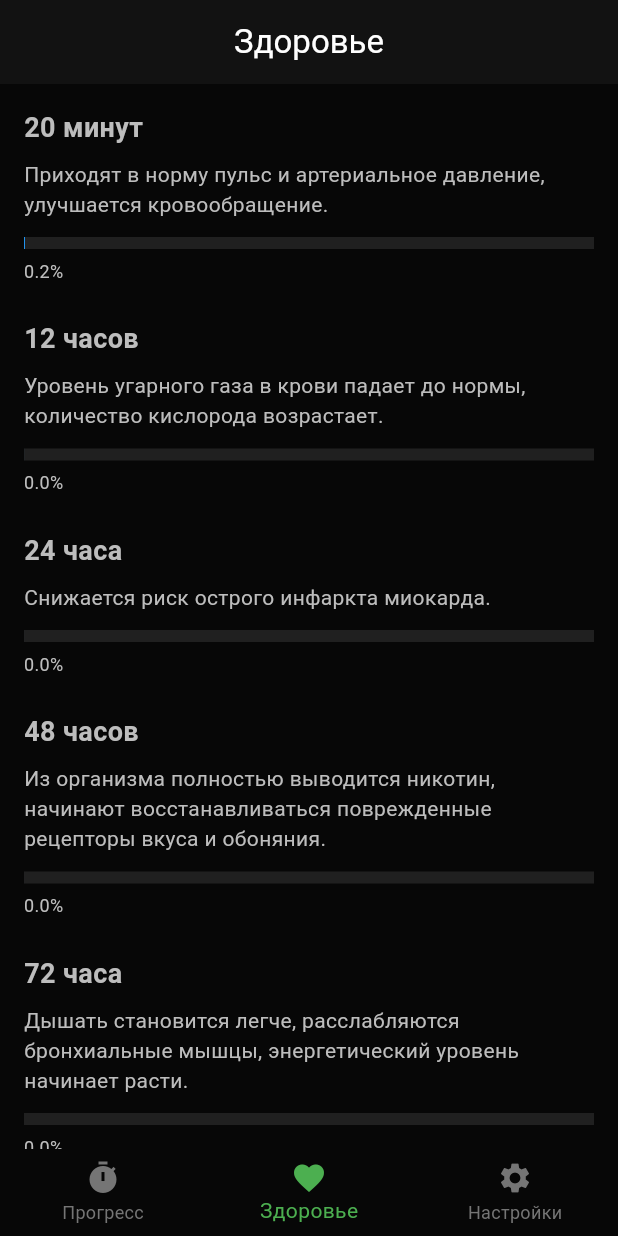
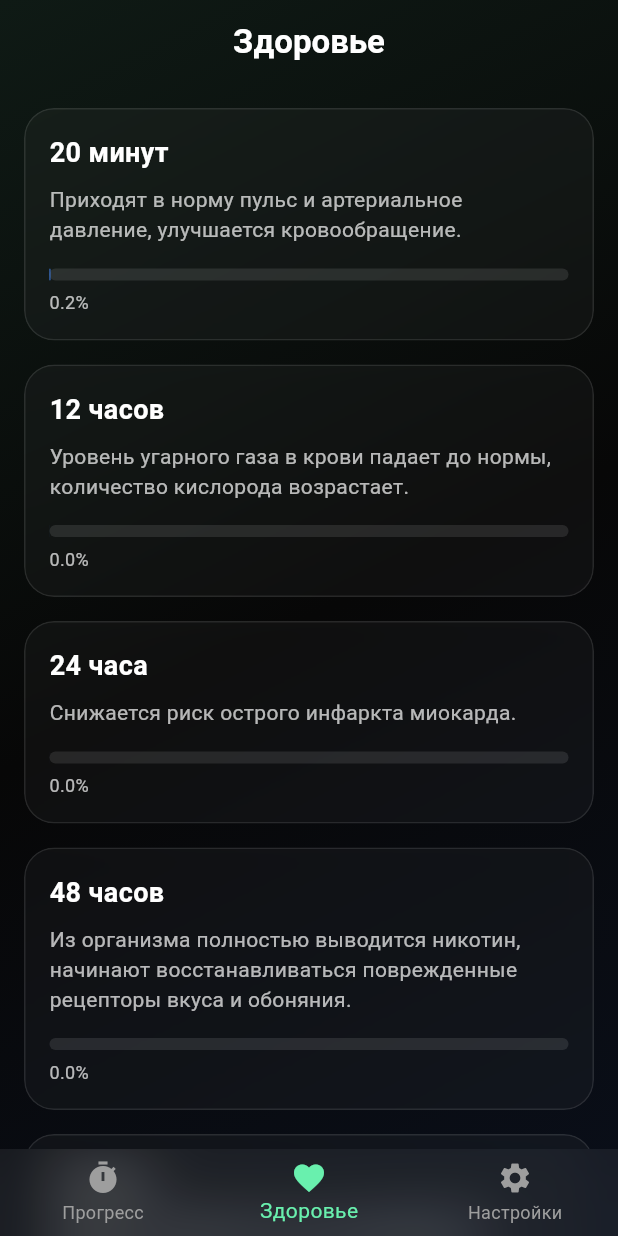
Before and after one commit to baddesigner404-cpu/rauchfrei, a Flutter app: the MainScreen screen opened directly, item 2 of the bottom bar chosen, on a phone screen of 412 x 824 dp. Run offline on Flutter 3.47's test engine with Material 3 defaults, Android fonts, the phone set to English and light mode, and no system bars; our stand-ins replace shared_preferences; accounts and stored records are empty.

Commit message:
Add Glassmorphism (Liquid Glass) UI

```diff
--- a/lib/screens/health_screen.dart
+++ b/lib/screens/health_screen.dart
@@ -2,6 +2,7 @@ import 'package:flutter/material.dart';
 import 'package:provider/provider.dart';
 import '../models/health_milestone.dart';
 import '../providers/user_provider.dart';
+import '../widgets/glass_card.dart';
 
 class HealthScreen extends StatelessWidget {
   const HealthScreen({Key? key}) : super(key: key);
@@ -19,9 +20,12 @@ class HealthScreen extends StatelessWidget {
     final durationPassed = now.difference(userData.quitDate);
 
     return Scaffold(
+      backgroundColor: Colors.transparent, // Фон берется из MainScreen
       appBar: AppBar(
-        title: const Text('Здоровье'),
+        title: const Text('Здоровье', style: TextStyle(fontWeight: FontWeight.w600)),
         centerTitle: true,
+        backgroundColor: Colors.transparent,
+        elevation: 0,
       ),
       body: ListView.builder(
         padding: const EdgeInsets.all(16.0),
@@ -38,7 +42,9 @@ class HealthScreen extends StatelessWidget {
           final bool isAchieved = progress == 1.0;
 
           return Padding(
-            padding: const EdgeInsets.only(bottom: 24.0),
+            padding: const EdgeInsets.only(bottom: 16.0),
+            child: GlassCard(
+              borderColor: isAchieved ? Colors.green.withOpacity(0.3) : Colors.white10,
               child: Column(
                 crossAxisAlignment: CrossAxisAlignment.start,
                 children: [
@@ -51,30 +57,32 @@ class HealthScreen extends StatelessWidget {
                           style: TextStyle(
                             fontSize: 18,
                             fontWeight: FontWeight.bold,
-                          color: isAchieved ? Colors.green.shade400 : null,
+                            color: isAchieved ? Colors.greenAccent : Colors.white,
                           ),
                         ),
                       ),
                       if (isAchieved)
-                      const Icon(Icons.check_circle, color: Colors.green),
+                        const Icon(Icons.check_circle, color: Colors.greenAccent),
                     ],
                   ),
                   const SizedBox(height: 8),
-                Text(milestone.description),
-                const SizedBox(height: 12),
+                  Text(milestone.description, style: const TextStyle(color: Colors.white70)),
+                  const SizedBox(height: 16),
                   LinearProgressIndicator(
                     value: progress,
                     backgroundColor: Colors.white10,
-                  color: isAchieved ? Colors.green : Colors.blue,
+                    color: isAchieved ? Colors.greenAccent : Colors.blueAccent,
                     minHeight: 8,
+                    borderRadius: BorderRadius.circular(4),
                   ),
                   const SizedBox(height: 6),
                   Text(
                     '${(progress * 100).toStringAsFixed(1)}%',
-                  style: const TextStyle(fontSize: 12),
+                    style: const TextStyle(fontSize: 12, color: Colors.white70),
                     textAlign: TextAlign.right,
                   )
                 ],
+              ),
             ),
           );
         },
--- a/lib/screens/main_screen.dart
+++ b/lib/screens/main_screen.dart
@@ -1,4 +1,5 @@
 import 'package:flutter/material.dart';
+import 'dart:ui';
 import 'dashboard_screen.dart';
 import 'health_screen.dart';
 import 'settings_screen.dart';
@@ -22,17 +23,40 @@ class _MainScreenState extends State<MainScreen> {
   @override
   Widget build(BuildContext context) {
     return Scaffold(
-      body: _screens[_currentIndex],
-      bottomNavigationBar: BottomNavigationBar(
+      extendBody: true, // Важно для стекла под навигацией
+      body: Stack(
+        children: [
+          // Ambient Gradient Background
+          Container(
+            decoration: const BoxDecoration(
+              gradient: LinearGradient(
+                begin: Alignment.topLeft,
+                end: Alignment.bottomRight,
+                colors: [
+                  Color(0xFF0F1A15), // Легкий темно-зеленый оттенок
+                  Color(0xFF070707),
+                  Color(0xFF0A0F1A), // Легкий темно-синий оттенок
+                ],
+              ),
+            ),
+          ),
+          // Контент
+          _screens[_currentIndex],
+        ],
+      ),
+      bottomNavigationBar: ClipRRect(
+        child: BackdropFilter(
+          filter: ImageFilter.blur(sigmaX: 20.0, sigmaY: 20.0),
+          child: BottomNavigationBar(
             currentIndex: _currentIndex,
             onTap: (index) {
               setState(() {
                 _currentIndex = index;
               });
             },
-        selectedItemColor: Colors.green,
-        unselectedItemColor: Colors.grey.shade600,
-        backgroundColor: const Color(0xFF070707),
+            selectedItemColor: Colors.greenAccent,
+            unselectedItemColor: Colors.grey.shade500,
+            backgroundColor: Colors.white.withOpacity(0.05), // Легкая стеклянная заливка
             elevation: 0,
             items: const [
               BottomNavigationBarItem(
@@ -49,6 +73,8 @@ class _MainScreenState extends State<MainScreen> {
               ),
             ],
           ),
+        ),
+      ),
     );
   }
 }
--- a/lib/screens/settings_screen.dart
+++ b/lib/screens/settings_screen.dart
@@ -6,8 +6,9 @@ class SettingsScreen extends StatelessWidget {
   @override
   Widget build(BuildContext context) {
     return Scaffold(
+      backgroundColor: Colors.transparent,
       appBar: AppBar(
-        title: const Text('Настройки'),
+        title: const Text('Настройки', style: TextStyle(fontWeight: FontWeight.w600)),
         backgroundColor: Colors.transparent,
         elevation: 0,
       ),
--- /dev/null
+++ b/lib/widgets/glass_card.dart
@@ -0,0 +1,37 @@
+import 'dart:ui';
+import 'package:flutter/material.dart';
+
+class GlassCard extends StatelessWidget {
+  final Widget child;
+  final EdgeInsetsGeometry padding;
+  final Color borderColor;
+
+  const GlassCard({
+    Key? key,
+    required this.child,
+    this.padding = const EdgeInsets.all(16.0),
+    this.borderColor = Colors.white10,
+  }) : super(key: key);
+
+  @override
+  Widget build(BuildContext context) {
+    return ClipRRect(
+      borderRadius: BorderRadius.circular(20),
+      child: BackdropFilter(
+        filter: ImageFilter.blur(sigmaX: 12.0, sigmaY: 12.0),
+        child: Container(
+          padding: padding,
+          decoration: BoxDecoration(
+            color: Colors.white.withOpacity(0.03), // Легкая белая морозная заливка
+            borderRadius: BorderRadius.circular(20),
+            border: Border.all(
+              color: borderColor,
+              width: 1.0,
+            ),
+          ),
+          child: child,
+        ),
+      ),
+    );
+  }
+}
```
Also changed, not shown: lib/screens/dashboard_screen.dart (+37 -26 lines). Lines whose indentation alone changed are shown as unchanged.
